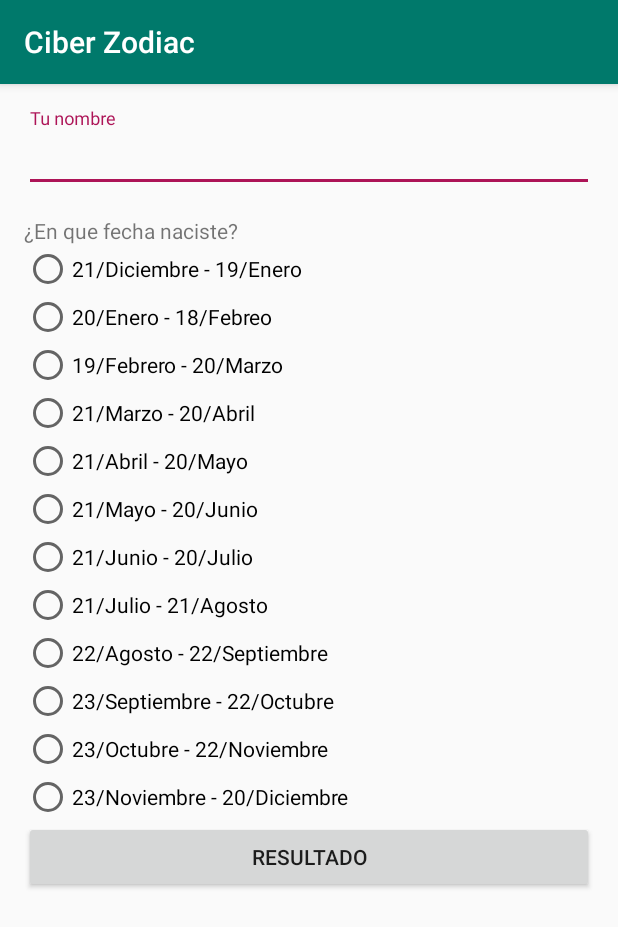
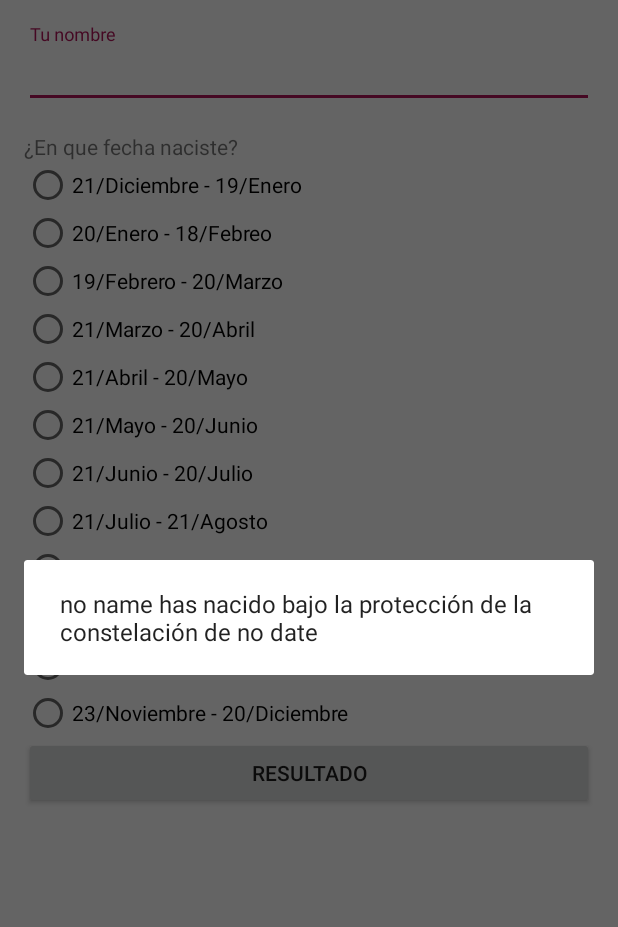
Before and after one commit to ovan66/CiberZodiac, an Android app: the ZodiacActivity screen opened directly, with no data from a screen before it, after a tap on "RESULTADO", on a phone screen of 412 x 824 dp. Shown: the top 927 px of the screen. Run offline under Robolectric (Android 15) with nearby library versions, the light colour scheme and no system bars; 1 statement that could not run was skipped.

Commit message:
final commitment

```diff
--- a/app/src/main/AndroidManifest.xml
+++ b/app/src/main/AndroidManifest.xml
@@ -18,7 +18,11 @@
                 <category android:name="android.intent.category.LAUNCHER" />
             </intent-filter>
         </activity>
-        <activity android:name=".view.ZodiacActivity"></activity>
+
+        <activity
+            android:name=".view.ZodiacActivity"
+            android:theme="@style/AppTheme.NoActionBar">
+        </activity>
     </application>
 
 </manifest>
--- a/app/src/main/java/bastian/ciberzodiac/data/ResultZodiac.java
+++ b/app/src/main/java/bastian/ciberzodiac/data/ResultZodiac.java
@@ -18,7 +18,7 @@
     }
 
     public String result(){
-        { return nameSearcher() + " tu signo es " +dateComparation();}
+        { return nameSearcher() + " has nacido bajo la protección de la constelación de " +dateComparation();}
     }
 
     private String nameSearcher(){
--- a/app/src/main/java/bastian/ciberzodiac/view/ZodiacActivity.java
+++ b/app/src/main/java/bastian/ciberzodiac/view/ZodiacActivity.java
@@ -12,13 +12,13 @@
 import android.widget.EditText;
 import android.widget.RadioButton;
 import android.widget.RadioGroup;
-
 import bastian.ciberzodiac.R;
 import bastian.ciberzodiac.data.ResultZodiac;
 
 import static android.R.attr.name;
 
 public class ZodiacActivity extends AppCompatActivity {
+
 
     private TextInputEditText nameEt;
     private RadioGroup radioGroup;
@@ -41,8 +41,8 @@
                 if (radioBtn != -1);
                 RadioButton radioButton = (RadioButton) radioGroup.findViewById(radioBtn);
                 date = radioButton.getText().toString();
-                ResultZodiac resultZodiac = new ResultZodiac(name,date,getBaseContext());
-                AlertDialog.Builder dialog = new AlertDialog.Builder(getBaseContext());
+                ResultZodiac resultZodiac = new ResultZodiac(name,date,ZodiacActivity.this);
+                AlertDialog.Builder dialog = new AlertDialog.Builder(ZodiacActivity.this);
                 dialog.setMessage(resultZodiac.result());
                 dialog.show();
             }
```
